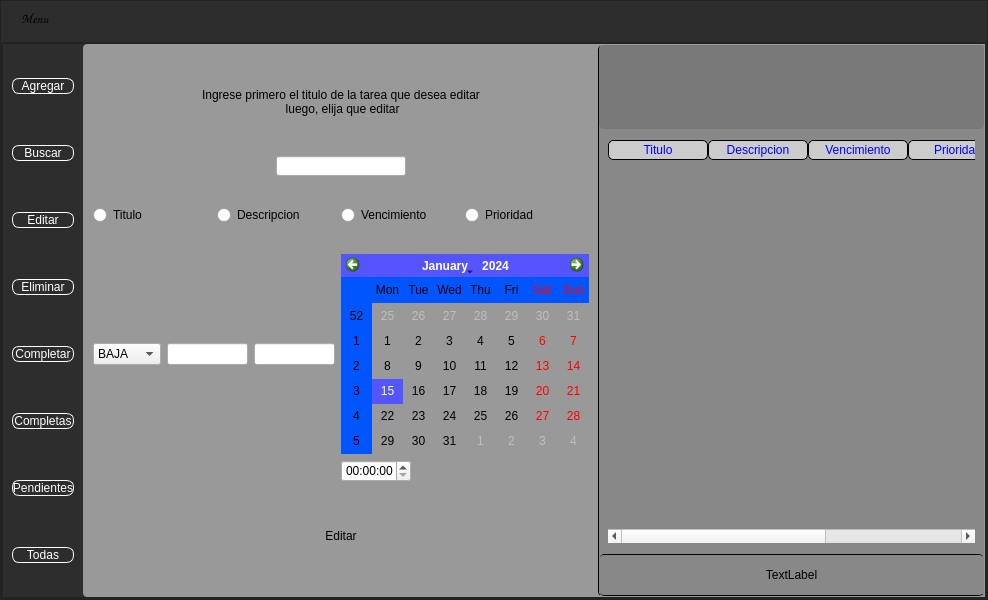
This is proyecto_tareas.ui in IgnacioP90/proyecto_tareas as Qt 5 draws it before an edit. The edited form follows.
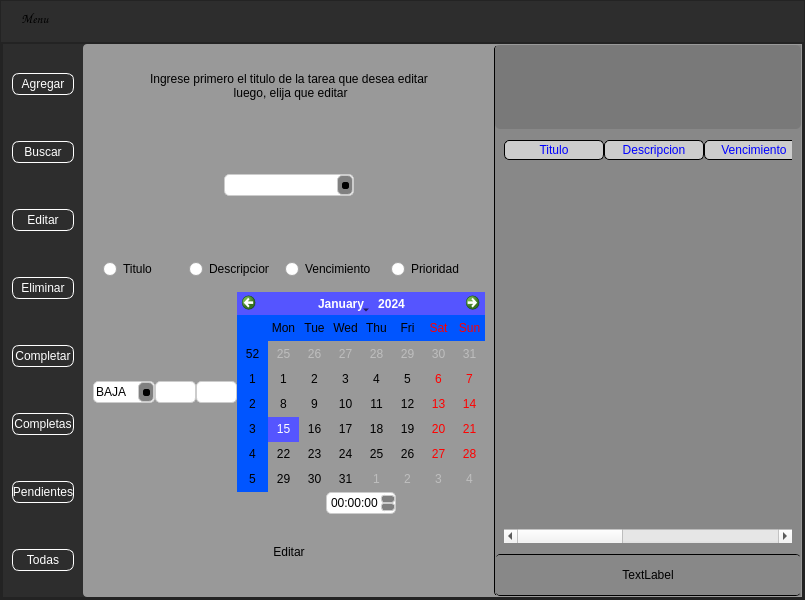
This is the edited form. The open tabs and pages were chosen to show the change. Icons and pictures are not drawn.

Commit message: cambios varios

Diff of the .ui file:
```diff
--- a/proyecto_tareas.ui
+++ b/proyecto_tareas.ui
@@ -6,7 +6,7 @@
    <rect>
     <x>0</x>
     <y>0</y>
-    <width>988</width>
+    <width>805</width>
     <height>600</height>
    </rect>
   </property>
@@ -140,6 +140,8 @@
 	color:white;
 	border:1px solid white;
 	font: 75 8pt &quot;Comic Sans MS&quot;;
+	height:20px;
+	width:80px
 }
 QPushButton:hover
 {
@@ -351,7 +353,58 @@
 {
 	font: 11pt &quot;Comic Sans MS&quot;;
 }
-</string>
+QLineEdit
+{
+	
+	font: 75 8pt &quot;Comic Sans MS&quot;;
+	background-color: #ffffff;
+    border: 1px solid #cccccc;
+    padding: 2px;
+    border-radius: 5px;
+}
+QComboBox
+{
+	font: 75 8pt &quot;Comic Sans MS&quot;;
+	background-color: #ffffff;
+        border: 1px solid #cccccc;
+        padding: 2px;
+        border-radius: 5px;
+	
+}
+QTimeEdit
+{
+	font: 75 8pt &quot;Comic Sans MS&quot;;
+	background-color: #ffffff;
+        border: 1px solid #cccccc;
+        padding: 2px;
+        border-radius: 5px;
+	
+}
+QComboBox::drop-down {
+        background:grey;
+		
+        border: 1px solid #cccccc;
+        padding: 2px;
+        border-radius: 5px;
+		box-shadow: 0px 2px 5px rgba(0, 0, 0, 0.3);
+    }
+QTimeEdit::up-button, QTimeEdit::down-button {
+      background:grey;
+        border: 1px solid #cccccc;
+        padding: 2px;
+        border-radius: 3px;
+		
+		
+    }
+ QComboBox::down-arrow
+{
+	border: 1px solid black;
+    padding: 2px;
+    border-radius: 2px;
+	background:black;
+	width:1px;
+	height:1px
+}</string>
                           </property>
                           <property name="currentIndex">
                            <number>5</number>
@@ -839,8 +892,8 @@
                            </layout>
                           </widget>
                           <widget class="QWidget" name="page_3">
-                           <layout class="QVBoxLayout" name="verticalLayout_2">
-                            <item>
+                           <layout class="QGridLayout" name="gridLayout_8">
+                            <item row="0" column="0">
                              <widget class="QLabel" name="label_2">
                               <property name="maximumSize">
                                <size>
@@ -857,33 +910,161 @@
                               </property>
                              </widget>
                             </item>
-                            <item>
-                             <layout class="QHBoxLayout" name="horizontalLayout_22">
+                            <item row="6" column="0">
+                             <layout class="QGridLayout" name="gridLayout_5">
+                              <item row="0" column="0">
+                               <widget class="QPushButton" name="BotonEditarT">
+                                <property name="maximumSize">
+                                 <size>
+                                  <width>90</width>
+                                  <height>50</height>
+                                 </size>
+                                </property>
+                                <property name="text">
+                                 <string>Editar</string>
+                                </property>
+                               </widget>
+                              </item>
+                             </layout>
+                            </item>
+                            <item row="5" column="0">
+                             <layout class="QGridLayout" name="gridLayout_4">
                               <property name="spacing">
                                <number>0</number>
                               </property>
-                              <item>
-                               <widget class="QLineEdit" name="TituloEdit">
+                              <item row="2" column="0">
+                               <widget class="QComboBox" name="PrioridadEdit">
                                 <property name="maximumSize">
                                  <size>
+                                  <width>70</width>
+                                  <height>16777215</height>
+                                 </size>
+                                </property>
+                                <item>
+                                 <property name="text">
+                                  <string>BAJA</string>
+                                 </property>
+                                </item>
+                                <item>
+                                 <property name="text">
+                                  <string>MEDIA</string>
+                                 </property>
+                                </item>
+                                <item>
+                                 <property name="text">
+                                  <string>ALTA</string>
+                                 </property>
+                                </item>
+                               </widget>
+                              </item>
+                              <item row="2" column="1">
+                               <widget class="QLineEdit" name="DescripcionEdit">
+                                <property name="maximumSize">
+                                 <size>
                                   <width>130</width>
-                                  <height>20</height>
+                                  <height>16777215</height>
                                  </size>
                                 </property>
                                </widget>
                               </item>
+                              <item row="2" column="2">
+                               <widget class="QLineEdit" name="TituloEdit_2">
+                                <property name="maximumSize">
+                                 <size>
+                                  <width>130</width>
+                                  <height>16777215</height>
+                                 </size>
+                                </property>
+                               </widget>
+                              </item>
+                              <item row="2" column="3">
+                               <widget class="QCalendarWidget" name="calendarWidgetEditar">
+                                <property name="maximumSize">
+                                 <size>
+                                  <width>400</width>
+                                  <height>200</height>
+                                 </size>
+                                </property>
+                                <property name="styleSheet">
+                                 <string notr="true">alternate-background-color: rgb(0, 85, 255);
+selection-background-color: rgb(85, 85, 255);</string>
+                                </property>
+                                <property name="verticalHeaderFormat">
+                                 <enum>QCalendarWidget::ISOWeekNumbers</enum>
+                                </property>
+                               </widget>
+                              </item>
+                              <item row="3" column="3">
+                               <layout class="QHBoxLayout" name="horizontalLayout_20">
+                                <property name="topMargin">
+                                 <number>0</number>
+                                </property>
+                                <item>
+                                 <widget class="QTimeEdit" name="TimeEditar">
+                                  <property name="maximumSize">
+                                   <size>
+                                    <width>70</width>
+                                    <height>16777215</height>
+                                   </size>
+                                  </property>
+                                  <property name="alignment">
+                                   <set>Qt::AlignLeading|Qt::AlignLeft|Qt::AlignVCenter</set>
+                                  </property>
+                                 </widget>
+                                </item>
+                               </layout>
+                              </item>
                              </layout>
                             </item>
-                            <item>
+                            <item row="2" column="0">
+                             <layout class="QGridLayout" name="gridLayout_14">
+                              <item row="0" column="0">
+                               <widget class="QComboBox" name="ComboEditar">
+                                <property name="maximumSize">
+                                 <size>
+                                  <width>130</width>
+                                  <height>16777215</height>
+                                 </size>
+                                </property>
+                               </widget>
+                              </item>
+                             </layout>
+                            </item>
+                            <item row="3" column="0">
+                             <spacer name="verticalSpacer">
+                              <property name="orientation">
+                               <enum>Qt::Vertical</enum>
+                              </property>
+                              <property name="sizeType">
+                               <enum>QSizePolicy::Preferred</enum>
+                              </property>
+                              <property name="sizeHint" stdset="0">
+                               <size>
+                                <width>17</width>
+                                <height>50</height>
+                               </size>
+                              </property>
+                             </spacer>
+                            </item>
+                            <item row="4" column="0">
                              <layout class="QHBoxLayout" name="horizontalLayout_21">
-                              <property name="spacing">
-                               <number>0</number>
-                              </property>
                               <property name="sizeConstraint">
                                <enum>QLayout::SetDefaultConstraint</enum>
                               </property>
+                              <property name="leftMargin">
+                               <number>0</number>
+                              </property>
+                              <property name="bottomMargin">
+                               <number>0</number>
+                              </property>
                               <item>
                                <widget class="QRadioButton" name="TituloEditar">
+                                <property name="maximumSize">
+                                 <size>
+                                  <width>70</width>
+                                  <height>16777215</height>
+                                 </size>
+                                </property>
                                 <property name="text">
                                  <string>Titulo</string>
                                 </property>
@@ -891,6 +1072,12 @@
                               </item>
                               <item>
                                <widget class="QRadioButton" name="DescripcionEditar">
+                                <property name="maximumSize">
+                                 <size>
+                                  <width>80</width>
+                                  <height>16777215</height>
+                                 </size>
+                                </property>
                                 <property name="text">
                                  <string>Descripcion</string>
                                 </property>
@@ -898,6 +1085,12 @@
                               </item>
                               <item>
                                <widget class="QRadioButton" name="VencimientoEditar">
+                                <property name="maximumSize">
+                                 <size>
+                                  <width>90</width>
+                                  <height>16777215</height>
+                                 </size>
+                                </property>
                                 <property name="text">
                                  <string>Vencimiento</string>
                                 </property>
@@ -905,6 +1098,12 @@
                               </item>
                               <item>
                                <widget class="QRadioButton" name="PrioridadEditar">
+                                <property name="maximumSize">
+                                 <size>
+                                  <width>80</width>
+                                  <height>16777215</height>
+                                 </size>
+                                </property>
                                 <property name="text">
                                  <string>Prioridad</string>
                                 </property>
@@ -912,101 +1111,21 @@
                               </item>
                              </layout>
                             </item>
-                            <item>
-                             <layout class="QGridLayout" name="gridLayout_8">
-                              <item row="0" column="4">
-                               <widget class="QCalendarWidget" name="calendarWidgetEditar">
-                                <property name="maximumSize">
-                                 <size>
-                                  <width>400</width>
-                                  <height>200</height>
-                                 </size>
-                                </property>
-                                <property name="styleSheet">
-                                 <string notr="true">alternate-background-color: rgb(0, 85, 255);
-selection-background-color: rgb(85, 85, 255);</string>
-                                </property>
-                                <property name="verticalHeaderFormat">
-                                 <enum>QCalendarWidget::ISOWeekNumbers</enum>
-                                </property>
-                               </widget>
-                              </item>
-                              <item row="0" column="3">
-                               <widget class="QLineEdit" name="DescripcionEdit">
-                                <property name="maximumSize">
-                                 <size>
-                                  <width>130</width>
-                                  <height>16777215</height>
-                                 </size>
-                                </property>
-                               </widget>
-                              </item>
-                              <item row="1" column="4">
-                               <widget class="QTimeEdit" name="TimeEditar">
-                                <property name="maximumSize">
-                                 <size>
-                                  <width>70</width>
-                                  <height>16777215</height>
-                                 </size>
-                                </property>
-                                <property name="alignment">
-                                 <set>Qt::AlignLeading|Qt::AlignLeft|Qt::AlignVCenter</set>
-                                </property>
-                               </widget>
-                              </item>
-                              <item row="0" column="1">
-                               <widget class="QComboBox" name="PrioridadEdit">
-                                <property name="maximumSize">
-                                 <size>
-                                  <width>70</width>
-                                  <height>16777215</height>
-                                 </size>
-                                </property>
-                                <item>
-                                 <property name="text">
-                                  <string>BAJA</string>
-                                 </property>
-                                </item>
-                                <item>
-                                 <property name="text">
-                                  <string>MEDIA</string>
-                                 </property>
-                                </item>
-                                <item>
-                                 <property name="text">
-                                  <string>ALTA</string>
-                                 </property>
-                                </item>
-                               </widget>
-                              </item>
-                              <item row="0" column="2">
-                               <widget class="QLineEdit" name="TituloEdit_2">
-                                <property name="maximumSize">
-                                 <size>
-                                  <width>130</width>
-                                  <height>16777215</height>
-                                 </size>
-                                </property>
-                               </widget>
-                              </item>
-                             </layout>
-                            </item>
-                            <item>
-                             <layout class="QGridLayout" name="gridLayout_5">
-                              <item row="0" column="0">
-                               <widget class="QPushButton" name="BotonEditarT">
-                                <property name="maximumSize">
-                                 <size>
-                                  <width>90</width>
-                                  <height>50</height>
-                                 </size>
-                                </property>
-                                <property name="text">
-                                 <string>Editar</string>
-                                </property>
-                               </widget>
-                              </item>
-                             </layout>
+                            <item row="1" column="0">
+                             <spacer name="verticalSpacer_2">
+                              <property name="orientation">
+                               <enum>Qt::Vertical</enum>
+                              </property>
+                              <property name="sizeType">
+                               <enum>QSizePolicy::Preferred</enum>
+                              </property>
+                              <property name="sizeHint" stdset="0">
+                               <size>
+                                <width>17</width>
+                                <height>50</height>
+                               </size>
+                              </property>
+                             </spacer>
                             </item>
                            </layout>
                           </widget>
@@ -1162,6 +1281,9 @@
                            <layout class="QHBoxLayout" name="horizontalLayout_15">
                             <item>
                              <widget class="QTableWidget" name="tableWidgetBuscar">
+                              <property name="autoFillBackground">
+                               <bool>false</bool>
+                              </property>
                               <property name="styleSheet">
                                <string notr="true">QTable
 {
@@ -1179,9 +1301,15 @@
 	background-color: rgb(33, 47, 255);
 	color: #FFFFFF; 
 }
-QTableView::section:first { background-color: transparent; }
+
 </string>
                               </property>
+                              <property name="alternatingRowColors">
+                               <bool>false</bool>
+                              </property>
+                              <attribute name="horizontalHeaderCascadingSectionResizes">
+                               <bool>false</bool>
+                              </attribute>
                               <column>
                                <property name="text">
                                 <string>Titulo</string>
```
Left out of the diff: 207 changed lines with no effect on the pictures. The commit also changes 2 other files.
